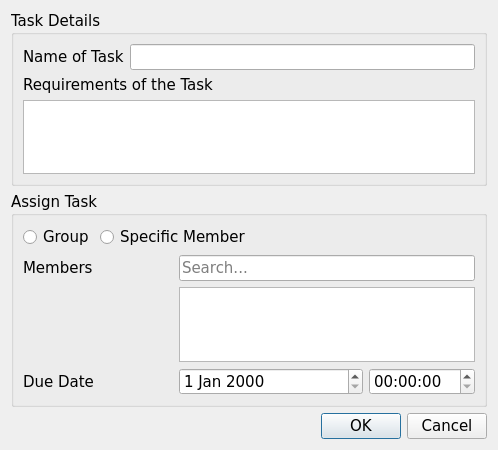
The window that CLOCKWORK_SEMESTER/assign_task.ui (AmielJohnPadasay/ClockWork) describes before a commit, drawn with Qt 5.
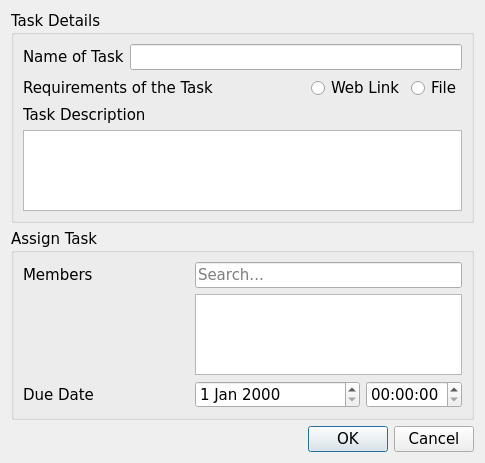
The same window after the commit.

Commit message: Scrapped Group Feature, Only Two Tables

Patch:
```diff
--- a/CLOCKWORK_SEMESTER/assign_task.ui
+++ b/CLOCKWORK_SEMESTER/assign_task.ui
@@ -6,8 +6,8 @@
    <rect>
     <x>0</x>
     <y>0</y>
-    <width>498</width>
-    <height>450</height>
+    <width>485</width>
+    <height>463</height>
    </rect>
   </property>
   <property name="font">
@@ -26,12 +26,16 @@
       <string>Task Details</string>
      </property>
      <layout class="QGridLayout" name="gridLayout">
-      <item row="0" column="1">
+      <item row="0" column="0">
+       <widget class="QLabel" name="name_task_label">
+        <property name="text">
+         <string>Name of Task</string>
+        </property>
+       </widget>
+      </item>
+      <item row="0" column="1" colspan="4">
        <widget class="QLineEdit" name="taskname_edit"/>
       </item>
-      <item row="2" column="0" colspan="2">
-       <widget class="QTextEdit" name="taskreq_edit"/>
-      </item>
       <item row="1" column="0" colspan="2">
        <widget class="QLabel" name="req_task_label">
         <property name="text">
@@ -39,13 +43,43 @@
         </property>
        </widget>
       </item>
-      <item row="0" column="0">
-       <widget class="QLabel" name="name_task_label">
+      <item row="1" column="2">
+       <spacer name="horizontalSpacer_2">
+        <property name="orientation">
+         <enum>Qt::Orientation::Horizontal</enum>
+        </property>
+        <property name="sizeHint" stdset="0">
+         <size>
+          <width>101</width>
+          <height>20</height>
+         </size>
+        </property>
+       </spacer>
+      </item>
+      <item row="1" column="3">
+       <widget class="QRadioButton" name="weblink_radio">
         <property name="text">
-         <string>Name of Task</string>
+         <string>Web Link</string>
         </property>
        </widget>
       </item>
+      <item row="1" column="4">
+       <widget class="QRadioButton" name="file_radio">
+        <property name="text">
+         <string>File</string>
+        </property>
+       </widget>
+      </item>
+      <item row="2" column="0" colspan="2">
+       <widget class="QLabel" name="task_description">
+        <property name="text">
+         <string>Task Description</string>
+        </property>
+       </widget>
+      </item>
+      <item row="3" column="0" colspan="5">
+       <widget class="QTextEdit" name="taskreq_edit"/>
+      </item>
      </layout>
     </widget>
    </item>
@@ -55,64 +89,37 @@
       <string>Assign Task</string>
      </property>
      <layout class="QGridLayout" name="gridLayout_2">
-      <item row="0" column="0">
-       <widget class="QRadioButton" name="radioButton">
-        <property name="text">
-         <string>Group</string>
-        </property>
-       </widget>
+      <item row="2" column="2" colspan="2">
+       <widget class="QDateEdit" name="duedateEdit"/>
       </item>
-      <item row="0" column="1" colspan="2">
-       <widget class="QRadioButton" name="radioButton_2">
-        <property name="text">
-         <string>Specific Member</string>
-        </property>
-       </widget>
-      </item>
-      <item row="0" column="3" colspan="2">
-       <spacer name="horizontalSpacer_2">
-        <property name="orientation">
-         <enum>Qt::Orientation::Horizontal</enum>
-        </property>
-        <property name="sizeHint" stdset="0">
-         <size>
-          <width>228</width>
-          <height>20</height>
-         </size>
-        </property>
-       </spacer>
-      </item>
-      <item row="1" column="0" colspan="2">
-       <widget class="QLabel" name="assign_members_label">
-        <property name="text">
-         <string>Members</string>
-        </property>
-       </widget>
-      </item>
-      <item row="1" column="2" colspan="3">
+      <item row="0" column="2" colspan="3">
        <widget class="QLineEdit" name="search_bar_assign">
         <property name="placeholderText">
          <string>Search...</string>
         </property>
        </widget>
       </item>
-      <item row="2" column="2" colspan="3">
+      <item row="1" column="2" colspan="3">
        <widget class="QListWidget" name="assign_member_group_list"/>
       </item>
-      <item row="3" column="2" colspan="2">
-       <widget class="QDateEdit" name="duedateEdit"/>
-      </item>
-      <item row="3" column="4">
+      <item row="2" column="4">
        <widget class="QTimeEdit" name="duetimeEdit"/>
       </item>
-      <item row="3" column="0" colspan="2">
+      <item row="2" column="0" colspan="2">
        <widget class="QLabel" name="duedate_label">
         <property name="text">
          <string>Due Date</string>
         </property>
        </widget>
       </item>
-      <item row="2" column="0" colspan="2">
+      <item row="0" column="0" colspan="2">
+       <widget class="QLabel" name="assign_members_label">
+        <property name="text">
+         <string>Members</string>
+        </property>
+       </widget>
+      </item>
+      <item row="1" column="0" colspan="2">
        <spacer name="verticalSpacer">
         <property name="orientation">
          <enum>Qt::Orientation::Vertical</enum>
```
Left out of the diff: 15 changed lines with no effect on the pictures. The commit also changes 9 other files.
